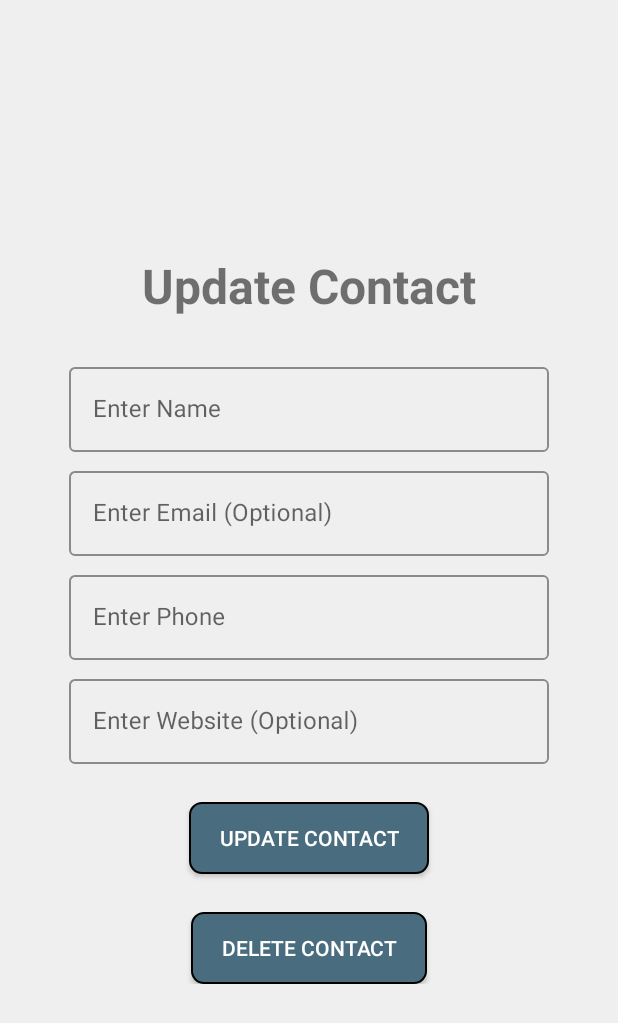
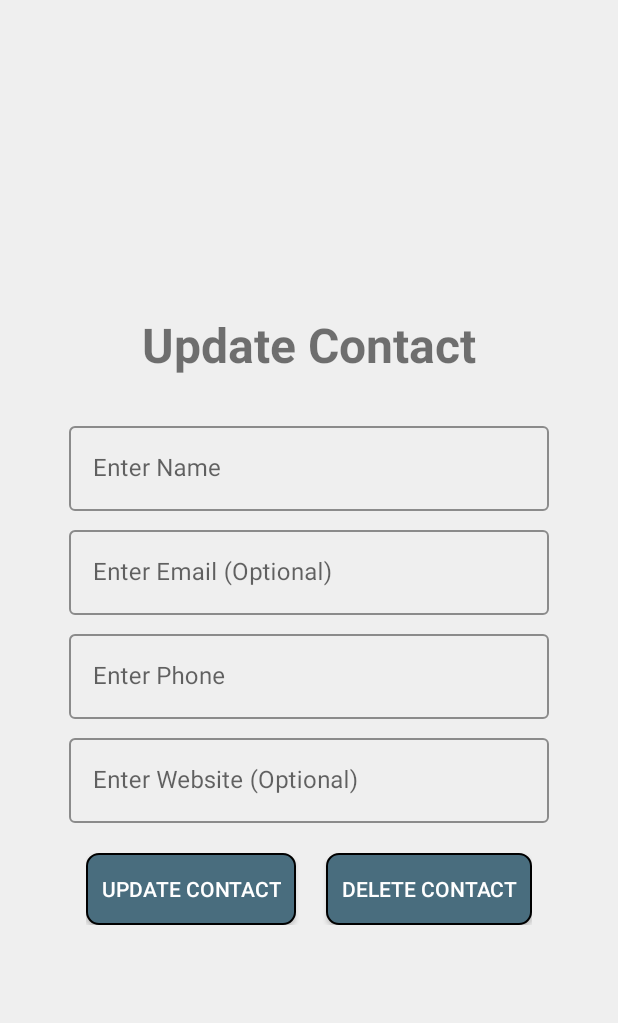
Before and after one commit to sumitpanchal18/Contact-Demo, an Android app: the UserDetailFragment screen opened through its navigation route, on a phone screen of 412 x 824 dp. Shown: the top 1023 px of the screen. Run offline under Robolectric (Android 15) with nearby library versions, the phone set to English and light mode, and no system bars; our stand-ins replace Dagger/Hilt's generated code.

Commit message:
Ui update and bug solving

```diff
--- a/app/src/main/java/com/sumit/daggerHiltStructure/ui/fragment/DashboardFragment.kt
+++ b/app/src/main/java/com/sumit/daggerHiltStructure/ui/fragment/DashboardFragment.kt
@@ -74,6 +74,10 @@ class DashboardFragment : Fragment() {
         }
     }
 
+    private fun sumit() {
+
+    }
+
     private fun navigateToUserDetail(user: User) {
         val action = DashboardFragmentDirections.actionDashboardFragmentToUserDetailFragment(
             user.id, user.name, user.email, user.phone, user.website
--- a/app/src/main/res/layout/fragment_user_detail.xml
+++ b/app/src/main/res/layout/fragment_user_detail.xml
@@ -3,7 +3,6 @@
     xmlns:app="http://schemas.android.com/apk/res-auto"
     android:layout_width="match_parent"
     android:layout_height="match_parent"
-    xmlns:tools="http://schemas.android.com/tools"
     android:background="#efefef">
 
     <LinearLayout
@@ -100,27 +99,33 @@
                 android:inputType="textUri" />
         </com.google.android.material.textfield.TextInputLayout>
 
+        <LinearLayout
+            android:layout_width="wrap_content"
+            android:layout_height="wrap_content"
+            android:layout_marginTop="20dp"
+            android:orientation="horizontal">
+
 
             <androidx.appcompat.widget.AppCompatButton
                 android:id="@+id/btnUpdate"
-            android:layout_width="wrap_content"
+                android:layout_width="0dp"
                 android:layout_height="wrap_content"
-            android:layout_marginTop="25dp"
                 android:background="@drawable/button_bg"
-            android:paddingHorizontal="20dp"
                 android:text="@string/update_contact"
+                android:layout_marginEnd="20dp"
+                android:paddingHorizontal="10dp"
+                android:layout_weight="1"
                 android:textColor="@color/white" />
 
             <androidx.appcompat.widget.AppCompatButton
                 android:id="@+id/btnDelete"
                 android:layout_width="wrap_content"
                 android:layout_height="wrap_content"
-            android:layout_marginTop="25dp"
+                android:paddingHorizontal="10dp"
                 android:background="@drawable/button_bg"
-            android:paddingHorizontal="20dp"
                 android:text="@string/delete_contact"
                 android:textColor="@color/white" />
-
+        </LinearLayout>
     </LinearLayout>
 
 </androidx.constraintlayout.widget.ConstraintLayout>
--- a/app/src/main/res/values/themes.xml
+++ b/app/src/main/res/values/themes.xml
@@ -25,7 +25,6 @@
         <item name="android:paddingStart">16dp</item>
     </style>
 
-
     <style name="BaseTextStyle">
         <item name="android:layout_width">wrap_content</item>
         <item name="android:layout_height">wrap_content</item>
```
Also changed, not shown: app/src/main/res/layout/fragment_add_user.xml (+4 -5 lines), app/src/main/res/layout/fragment_dashboard.xml (+15 -19 lines). Lines whose indentation alone changed are shown as unchanged.
